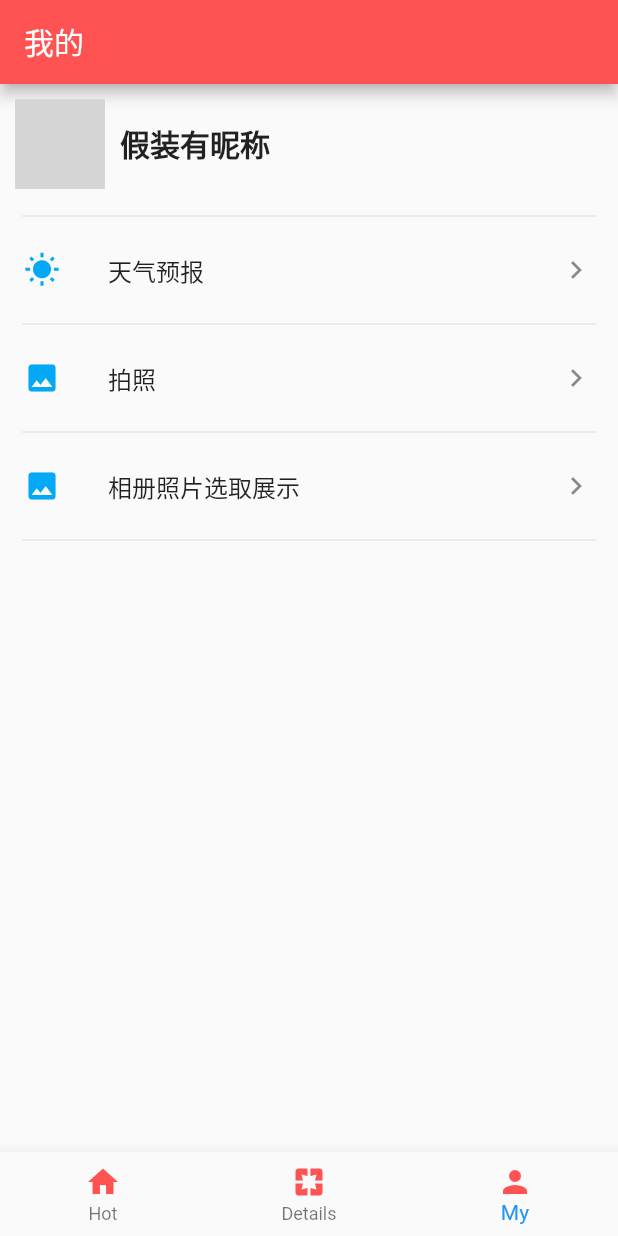
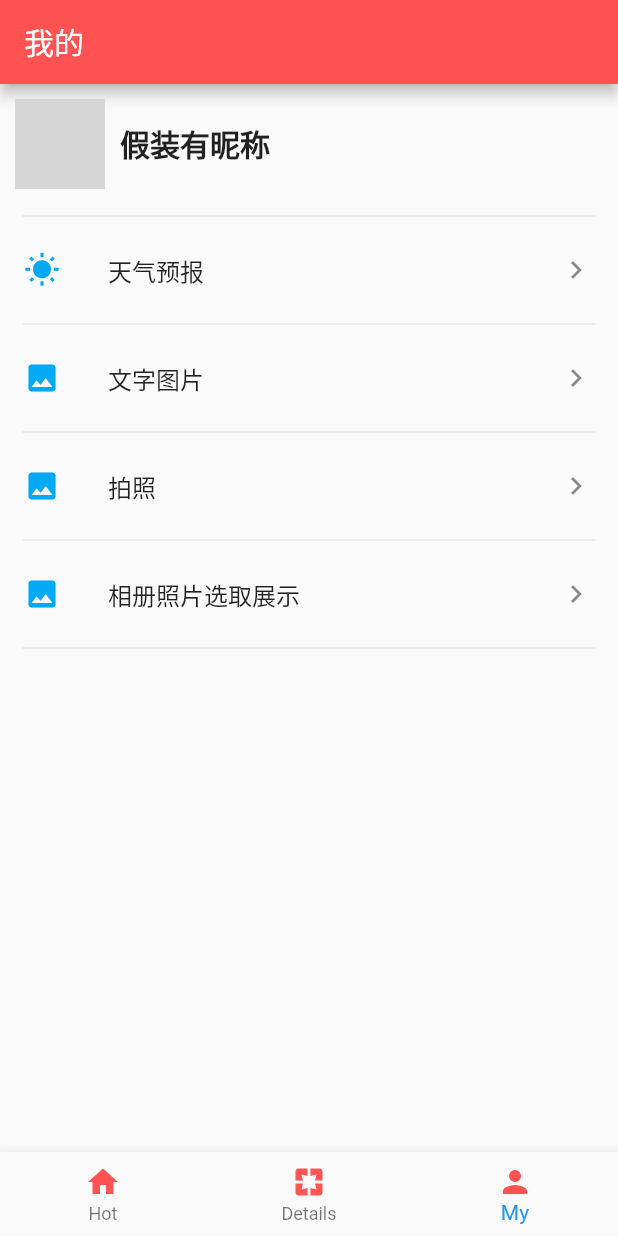
Before and after one commit to hsir05/flutter-hotMoviesList, a Flutter app: the screen it shows after launch, item 3 of the bottom bar chosen, on a phone screen of 412 x 824 dp. Run offline on Flutter 3.47's test engine with Material 2 defaults, Android fonts, the phone set to English and light mode, and no system bars; our stand-ins replace dio, image_picker; missing offline and left inert: amap_location; network calls fail; project files that could hold a hidden picture were left out; grey boxes are pictures that could not be loaded.

Commit message:
优化代码

```diff
--- a/lib/pages/Camera.dart
+++ b/lib/pages/Camera.dart
@@ -34,7 +34,7 @@ class _CameraState extends State<Camera> {
   Widget build(BuildContext context) {
     return Scaffold(
       appBar: AppBar(
-        title: Text('Image Picker Example'),
+        title: Text('拍照展示'),
         backgroundColor: Colors.redAccent,
       ),
       body: Center(
@@ -42,6 +42,7 @@ class _CameraState extends State<Camera> {
       ),
       floatingActionButton: FloatingActionButton(
         onPressed: getImage,
+        backgroundColor: Colors.redAccent,
         tooltip: 'Pick Image',
         child: Icon(Icons.add_a_photo),
       ),
--- a/lib/pages/My.dart
+++ b/lib/pages/My.dart
@@ -3,6 +3,7 @@ import './Weather.dart';
 import './Upload.dart';
 import './Camera.dart';
 import './PhoteShow.dart';
+import './Publish.dart';
 
 class My extends StatelessWidget {
   @override
@@ -44,18 +45,18 @@ class My extends StatelessWidget {
                 }));
             },
           ),
-          // Padding(padding: EdgeInsets.only(left:15.0,right: 15.0),child: Divider()),
+          Padding(padding: EdgeInsets.only(left:15.0,right: 15.0),child: Divider()),
 
-          // ListTile(
-          //   title:new Text('照片上传',style: TextStyle(fontWeight: FontWeight.w500),),
-          //   leading: new Icon(Icons.image,color: Colors.lightBlue,),
-          //   trailing: new Icon(Icons.chevron_right),
-          //   onTap: () {
-          //      Navigator.push(context, new MaterialPageRoute(builder: (BuildContext context){
-          //         return new WarpDemo();
-          //       }));
-          //   },
-          // ),
+          ListTile(
+            title:new Text('文字图片',style: TextStyle(fontWeight: FontWeight.w500),),
+            leading: new Icon(Icons.image,color: Colors.lightBlue,),
+            trailing: new Icon(Icons.chevron_right),
+            onTap: () {
+               Navigator.push(context, new MaterialPageRoute(builder: (BuildContext context){
+                  return PublishPage();
+                }));
+            },
+          ),
           Padding(padding: EdgeInsets.only(left:15.0,right: 15.0),child: Divider()),
 
           ListTile(
--- a/lib/pages/PhoteShow.dart
+++ b/lib/pages/PhoteShow.dart
@@ -3,9 +3,6 @@ import 'dart:convert';
 import 'dart:io';
 import 'package:async/async.dart';
 import 'package:flutter/material.dart';
-// import '../api/Api.dart';
-// import 'package:http/http.dart' as http;
-// import '../util/DataUtils.dart';
 import 'package:image_picker/image_picker.dart';
 
 class PublishTweetPage extends StatefulWidget {
```
Also changed, not shown: lib/pages/Publish.dart (renamed from lib/pages/ImgShow.dart, +4 -7 lines).
